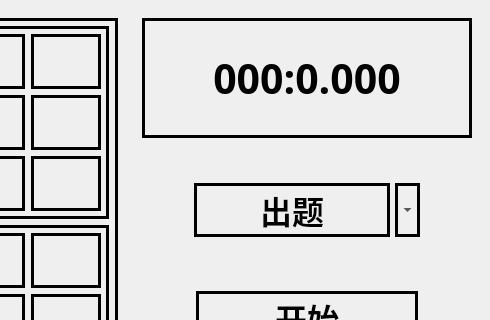
The window that mainwindow.ui (songxingling1/Sudoku) describes before a commit, drawn with Qt 5; both pictures show x 645 to 1135 and y 0 to 320 of the 1135 by 855 pixel window.
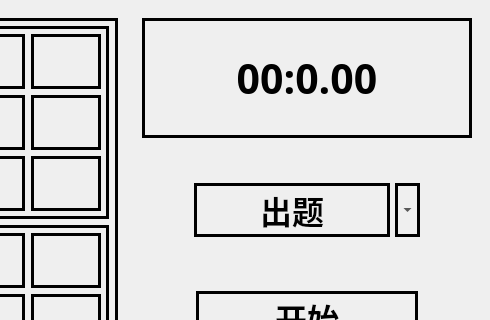
The same window after the commit. Icons and pictures are not drawn. Custom widgets are drawn as their Qt base class.

Patch:
```diff
--- a/mainwindow.ui
+++ b/mainwindow.ui
@@ -3870,7 +3870,7 @@
 }</string>
          </property>
          <property name="text">
-          <string>000:0.000</string>
+          <string>00:0.00</string>
          </property>
          <property name="alignment">
           <set>Qt::AlignCenter</set>
```
